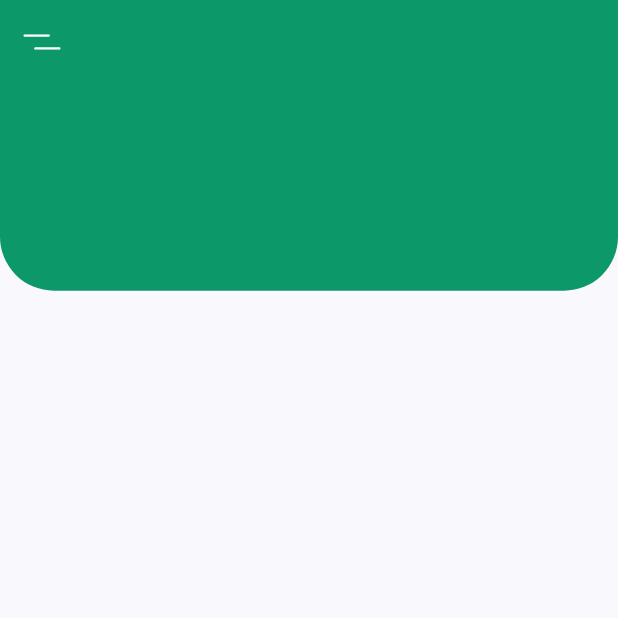
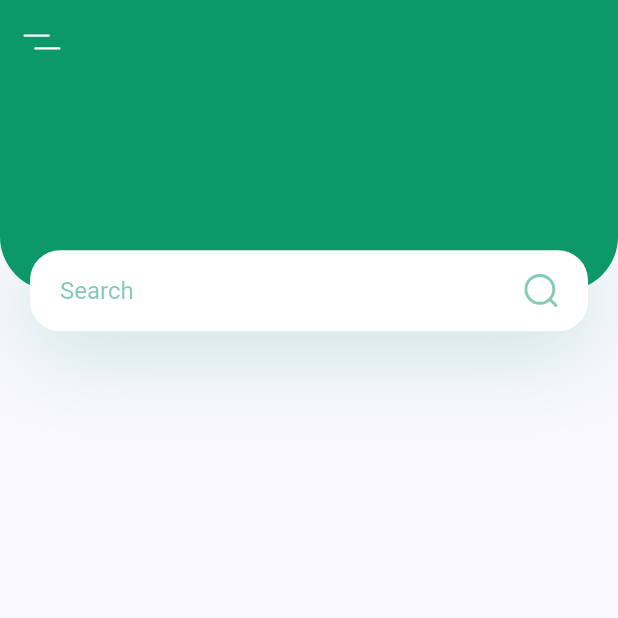
Before and after one commit to CrossLeaf/plant_flutter_app, a Flutter app: the screen it shows after launch, on a phone screen of 412 x 824 dp, the top half of it. Run offline on Flutter 3.47's test engine with Material 2 defaults, Android fonts, the phone set to English and light mode, and no system bars; our stand-ins replace flutter_svg.

Commit message:
add: search bar

```diff
--- a/lib/screen/home/components/body.dart
+++ b/lib/screen/home/components/body.dart
@@ -1,4 +1,5 @@
 import 'package:flutter/material.dart';
+import 'package:flutter_svg/svg.dart';
 import 'package:plant_flutter_app/constants.dart';
 
 class Body extends StatelessWidget {
@@ -21,7 +22,43 @@ class Body extends StatelessWidget {
                     borderRadius: BorderRadius.only(
                         bottomLeft: Radius.circular(36),
                         bottomRight: Radius.circular(36))),
-              )
+              ),
+              Positioned(
+                  bottom: 0,
+                  left: 0,
+                  right: 0,
+                  child: Container(
+                    alignment: Alignment.center,
+                    margin: EdgeInsets.symmetric(horizontal: kDefaultPadding),
+                    padding: EdgeInsets.symmetric(horizontal: kDefaultPadding),
+                    height: 54,
+                    decoration: BoxDecoration(
+                        color: Colors.white,
+                        borderRadius: BorderRadius.circular(20),
+                        boxShadow: [
+                          BoxShadow(
+                              offset: Offset(0, 10),
+                              blurRadius: 50,
+                              color: kPrimaryColor.withOpacity(0.23))
+                        ]),
+                    child: Row(
+                      children: [
+                        Expanded(
+                          child: TextField(
+                            decoration: InputDecoration(
+                              hintText: "Search",
+                              hintStyle: TextStyle(
+                                  color: kPrimaryColor.withOpacity(0.5)),
+                              enabledBorder: InputBorder.none,
+                              focusedBorder: InputBorder.none,
+                              // suffixIcon: SvgPicture.asset("assets/icons/search.svg"),
+                            ),
+                          ),
+                        ),
+                        SvgPicture.asset("assets/icons/search.svg"),
+                      ],
+                    ),
+                  ))
             ],
           ),
         ),
```
